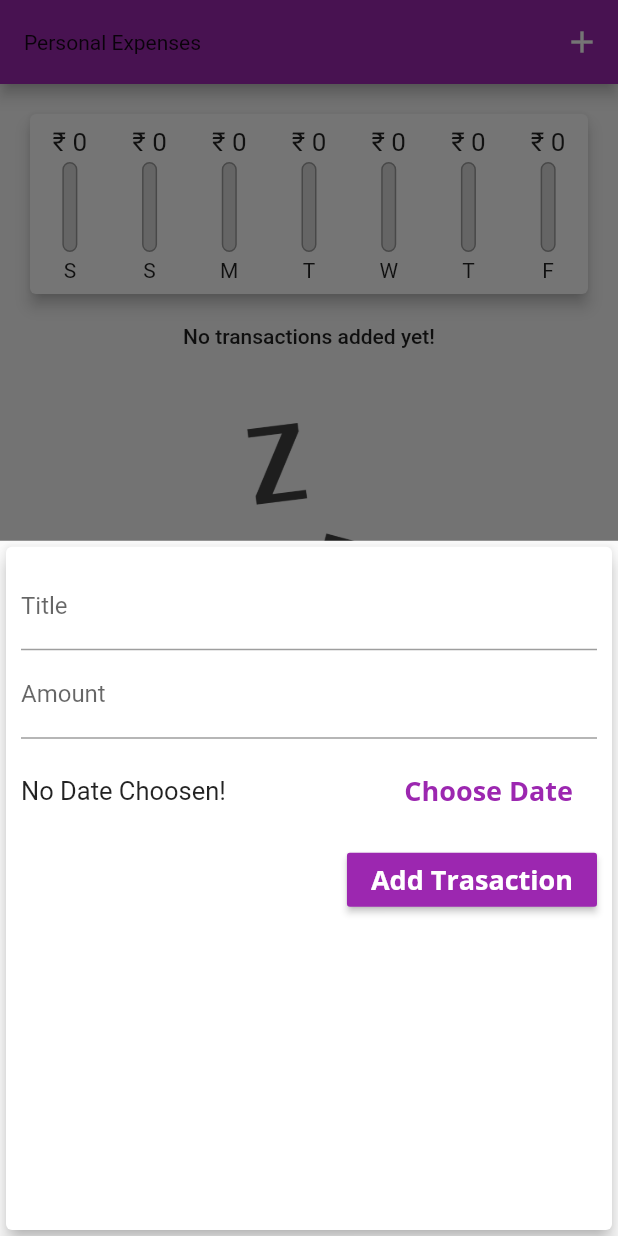
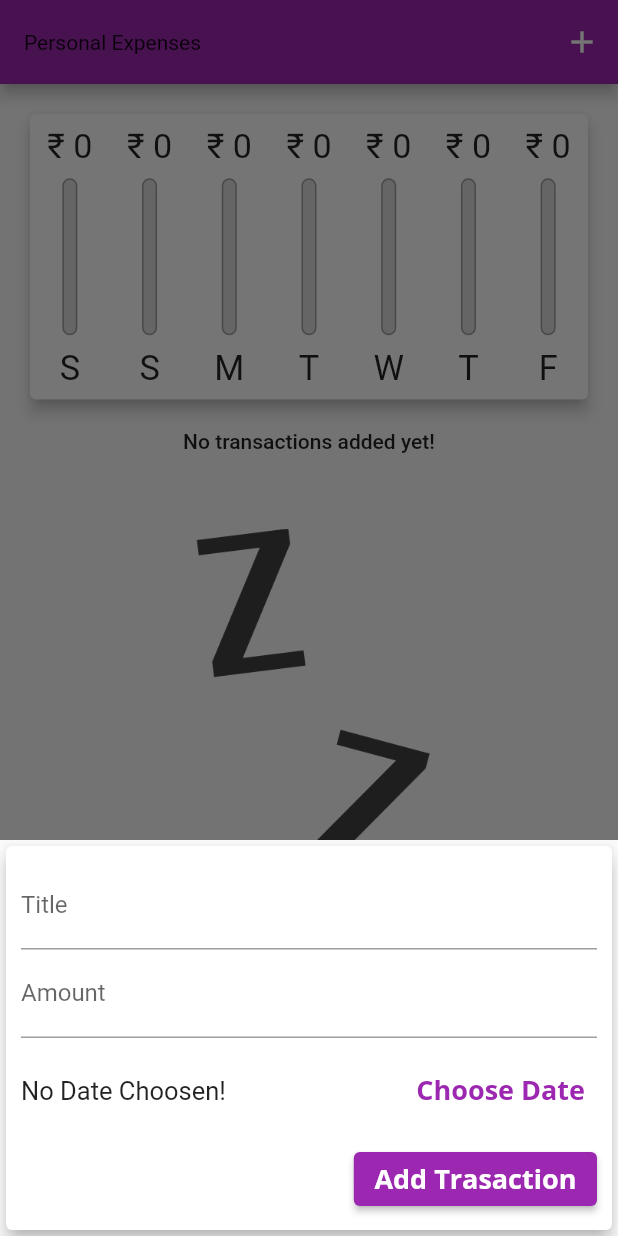
Before and after one commit to Dharmik-Pavasiya/Personal_Expenses, a Flutter app: the screen it shows after launch, after a tap on the "add" icon, on a phone screen of 412 x 824 dp. Run offline on Flutter 3.47's test engine with Material 2 defaults, Android fonts, the phone set to English and light mode, and no system bars.

Commit message:
Make responsive

```diff
--- a/lib/main.dart
+++ b/lib/main.dart
@@ -1,10 +1,19 @@
 import 'package:flutter/material.dart';
+import 'package:flutter/services.dart';
 import 'package:personal_expenses/widgets/chart.dart';
 import 'package:personal_expenses/widgets/new_transaction.dart';
 import 'package:personal_expenses/widgets/transaction_list.dart';
+
 import 'model/transaction_model.dart';
 
-void main() => runApp(const MyApp());
+void main() {
+  // WidgetsFlutterBinding.ensureInitialized();
+  // SystemChrome.setPreferredOrientations([
+  //   DeviceOrientation.portraitUp,
+  //   DeviceOrientation.portraitDown,
+  // ]);
+  runApp(const MyApp());
+}
 
 class MyApp extends StatefulWidget {
   const MyApp({Key? key}) : super(key: key);
@@ -59,6 +68,18 @@ class _HomwState extends State<Homw> {
     //     id: '01', title: 'New Shoes', amount: 160, date: DateTime.now()),
     // TranscationModel(
     //     id: '02', title: 'New Shocks', amount: 150, date: DateTime.now()),
+    // TranscationModel(
+    //     id: '01', title: 'New Shoes', amount: 160, date: DateTime.now()),
+    // TranscationModel(
+    //     id: '02', title: 'New Shocks', amount: 150, date: DateTime.now()),
+    // TranscationModel(
+    //     id: '01', title: 'New Shoes', amount: 160, date: DateTime.now()),
+    // TranscationModel(
+    //     id: '02', title: 'New Shocks', amount: 150, date: DateTime.now()),
+    // TranscationModel(
+    //     id: '01', title: 'New Shoes', amount: 160, date: DateTime.now()),
+    // TranscationModel(
+    //     id: '02', title: 'New Shocks', amount: 150, date: DateTime.now()),
   ];
 
   List<TranscationModel> get _recentTransaction {
@@ -83,6 +104,8 @@ class _HomwState extends State<Homw> {
     });
   }
 
+  bool _showChart = false;
+
   Future _startAddnewTransaction(BuildContext context) {
     return showModalBottomSheet(
       context: context,
@@ -94,15 +117,18 @@ class _HomwState extends State<Homw> {
     );
   }
 
-  void _deleteTransaction(String id){
+  void _deleteTransaction(String id) {
+    setState(() {
       _userTransactions.removeWhere((tx) => tx.id == id);
+    });
   }
 
   @override
   Widget build(BuildContext context) {
-    return Scaffold(
-      resizeToAvoidBottomInset: false,
-      appBar: AppBar(
+    final isLandscape =
+        MediaQuery.of(context).orientation == Orientation.landscape;
+
+    final appBar = AppBar(
       title: const Text('Personal Expenses'),
       actions: [
         IconButton(
@@ -110,14 +136,62 @@ class _HomwState extends State<Homw> {
           icon: const Icon(Icons.add),
         ),
       ],
-      ),
-      body: Column(
+    );
+    final txListWidget = Container(
+      height: (MediaQuery.of(context).size.height -
+              appBar.preferredSize.height -
+              MediaQuery.of(context).padding.top) *
+          0.79,
+      child: TransactionList(
+          transactions: _userTransactions, deleteTx: _deleteTransaction),
+    );
+
+    return Scaffold(
+      resizeToAvoidBottomInset: false,
+      appBar: appBar,
+      body: SingleChildScrollView(
+        child: Column(
           // mainAxisAlignment: MainAxisAlignment.spaceAround,
           crossAxisAlignment: CrossAxisAlignment.stretch,
           children: [
-          Chart(recentTransaction: _recentTransaction),
-          TransactionList(_userTransactions, _deleteTransaction),
+            if (isLandscape)
+              Row(
+                mainAxisAlignment: MainAxisAlignment.center,
+                children: [
+                  Text('Show Chart'),
+                  Switch(
+                    value: _showChart,
+                    onChanged: (val) {
+                      setState(
+                        () {
+                          _showChart = val;
+                        },
+                      );
+                    },
+                  )
                 ],
+              ),
+            if (!isLandscape)
+              Container(
+                height: (MediaQuery.of(context).size.height -
+                        appBar.preferredSize.height -
+                        MediaQuery.of(context).padding.top) *
+                    0.3,
+                child: Chart(recentTransaction: _recentTransaction),
+              ),
+            if (!isLandscape) txListWidget,
+            if (isLandscape)
+              _showChart
+                  ? Container(
+                      height: (MediaQuery.of(context).size.height -
+                              appBar.preferredSize.height -
+                              MediaQuery.of(context).padding.top) *
+                          0.7,
+                      child: Chart(recentTransaction: _recentTransaction),
+                    )
+                  : txListWidget,
+          ],
+        ),
       ),
       floatingActionButtonLocation: FloatingActionButtonLocation.centerFloat,
       floatingActionButton: FloatingActionButton(
--- a/lib/widgets/chart_bar.dart
+++ b/lib/widgets/chart_bar.dart
@@ -14,17 +14,21 @@ class ChartBar extends StatelessWidget {
 
   @override
   Widget build(BuildContext context) {
+    return LayoutBuilder(builder: (context, constraints) {
       return Column(
         children: [
           Container(
-          height: 20,
+            height: constraints.maxHeight*0.15,
             child: FittedBox(
-            child: Text('₹ ${spendingAmount.toStringAsFixed(0)}',style: TextStyle(fontSize: 20),),
+              child: Text(
+                '₹ ${spendingAmount.toStringAsFixed(0)}',
+                style: TextStyle(fontSize: 20),
               ),
             ),
-        const SizedBox(height: 4),
+          ),
+          SizedBox(height: constraints.maxHeight * 0.05),
           Container(
-          height: 60,
+            height: constraints.maxHeight * 0.6,
             width: 10,
             child: Stack(
               children: [
@@ -45,9 +49,15 @@ class ChartBar extends StatelessWidget {
               ],
             ),
           ),
-        const SizedBox(height: 4),
-        Text(label)
+          SizedBox(height: constraints.maxHeight * 0.05),
+          Container(
+            height: constraints.maxHeight*0.15,
+            child: FittedBox(
+              child: Text(label),
+            ),
+          ),
         ],
       );
+    });
   }
 }
--- a/lib/widgets/new_transaction.dart
+++ b/lib/widgets/new_transaction.dart
@@ -2,7 +2,8 @@ import 'package:flutter/material.dart';
 import 'package:intl/intl.dart';
 
 class NewTransaction extends StatefulWidget {
-  NewTransaction({Key? key, required this.AddTransaction}) : super(key: key);
+  const NewTransaction({Key? key, required this.AddTransaction})
+      : super(key: key);
 
   final Function AddTransaction;
 
@@ -53,10 +54,16 @@ class _NewTransactionState extends State<NewTransaction> {
 
   @override
   Widget build(BuildContext context) {
-    return Card(
+    return SingleChildScrollView(
+      child: Card(
         elevation: 5,
         child: Container(
-        padding: const EdgeInsets.all(10),
+          padding: EdgeInsets.only(
+            top: 10,
+            left: 10,
+            right: 10,
+            bottom: MediaQuery.of(context).viewInsets.bottom + 10,
+          ),
           child: Column(
             crossAxisAlignment: CrossAxisAlignment.end,
             children: [
@@ -89,28 +96,34 @@ class _NewTransactionState extends State<NewTransaction> {
                       child: Text(
                         _selectedDate == null
                             ? 'No Date Choosen!'
-                          : 'Picked Date : ${DateFormat.yMd().format(_selectedDate!) }',
+                            : 'Picked Date : ${DateFormat.yMd().format(_selectedDate!)}',
                         style: TextStyle(fontSize: 17),
                       ),
                     ),
-                  FlatButton(
-                    textColor: Theme.of(context).primaryColor,
+                    TextButton(
                       onPressed: _presentDataPicker,
-                    child: const Text(
+                      child: Text(
                         'Choose Date',
-                      style: TextStyle(fontWeight: FontWeight.bold),
+                        style: TextStyle(
+                            fontWeight: FontWeight.bold,
+                            color: Theme.of(context).primaryColor),
                       ),
                     ),
                   ],
                 ),
               ),
-            RaisedButton(
+              ElevatedButton(
                 onPressed: _submitData,
-              color: Theme.of(context).primaryColor,
-              textColor: Colors.white,
-              child: const Text('Add Trasaction'),
+                style: ButtonStyle(
+                    backgroundColor: MaterialStatePropertyAll(
+                        Theme.of(context).primaryColor)),
+                child: const Text(
+                  'Add Trasaction',
+                  style: TextStyle(color: Colors.white),
+                ),
               )
             ],
+          ),
         ),
       ),
     );
--- a/lib/widgets/transaction_list.dart
+++ b/lib/widgets/transaction_list.dart
@@ -4,17 +4,18 @@ import 'package:intl/intl.dart';
 import '../model/transaction_model.dart';
 
 class TransactionList extends StatelessWidget {
-  const TransactionList(this.transactions, this.deleteTx);
+  const TransactionList({super.key, required this.transactions, required this.deleteTx});
 
-  final List<TranscationModel>? transactions;
-  final Function? deleteTx;
+  final List<TranscationModel> transactions;
+  final Function deleteTx;
 
   @override
   Widget build(BuildContext context) {
     return SizedBox(
-      height: MediaQuery.of(context).size.height * 0.71,
-      child: transactions!.isEmpty
-          ? Column(
+      height: MediaQuery.of(context).size.height * 0.6,
+      child: transactions.isEmpty
+          ? LayoutBuilder(builder: (context, constraints) {
+              return Column(
                 children: [
                   Text(
                     'No transactions added yet!',
@@ -22,16 +23,17 @@ class TransactionList extends StatelessWidget {
                   ),
                   const SizedBox(height: 50),
                   SizedBox(
-                  height: 200,
+                    height: constraints.maxHeight * 0.6,
                     child: Image.asset(
                       'assets/images/waiting.png',
                       fit: BoxFit.cover,
                     ),
                   ),
                 ],
-            )
+              );
+            })
           : ListView.builder(
-              itemCount: transactions!.length,
+              itemCount: transactions.length,
               itemBuilder: (context, index) {
                 return Card(
                   elevation: 5,
@@ -43,20 +45,26 @@ class TransactionList extends StatelessWidget {
                       child: Padding(
                         padding: const EdgeInsets.all(8.0),
                         child: FittedBox(
-                          child: Text('₹ ${transactions![index].amount}'),
+                          child: Text('₹ ${transactions[index].amount}'),
                         ),
                       ),
                     ),
                     title: Text(
-                      transactions![index].title,
+                      transactions[index].title,
                       style: Theme.of(context).textTheme.labelLarge,
                     ),
                     subtitle: Text(
-                      DateFormat.yMMMd().format(transactions![index].date),
+                      DateFormat.yMMMd().format(transactions[index].date),
                     ),
-                    trailing: IconButton(
-                      onPressed: () => deleteTx!(transactions![index].id),
-                      icon: const Icon(Icons.delete),
+                    trailing: MediaQuery.of(context).size.width > 411
+                        ? TextButton.icon(
+                            onPressed: () => deleteTx(transactions[index].id),
+                            label: const Text('Delete',style: TextStyle(color: Colors.red),),
+                            icon: const Icon(Icons.delete, color: Colors.red,),
+                          )
+                        : IconButton(
+                            onPressed: () => deleteTx(transactions[index].id),
+                            icon: const Icon(Icons.delete,color: Colors.red,),
                             color: Theme.of(context).errorColor,
                           ),
                   ),
```
Also changed, not shown: pubspec.lock. Lines whose indentation alone changed are shown as unchanged.
